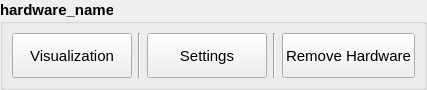
Qt form modules/hardwaremp/hardwaremp_inputclasses/ui/hardware_tab.ui (tud-hri/joan) before a commit.
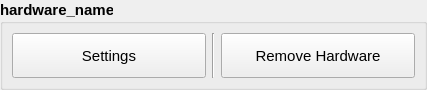
The same form after that commit.

Commit message: deleted redundant classes and updated hardware input tab ui file

Diff of the .ui file:
```diff
--- a/modules/hardwaremp/hardwaremp_inputclasses/ui/hardware_tab.ui
+++ b/modules/hardwaremp/hardwaremp_inputclasses/ui/hardware_tab.ui
@@ -44,40 +44,33 @@
       <string>hardware_name</string>
      </property>
      <layout class="QGridLayout" name="gridLayout_2">
-      <item row="0" column="4" rowspan="2">
-       <widget class="QPushButton" name="btn_remove_hardware">
-        <property name="sizePolicy">
-         <sizepolicy hsizetype="Minimum" vsizetype="Preferred">
-          <horstretch>0</horstretch>
-          <verstretch>0</verstretch>
-         </sizepolicy>
-        </property>
-        <property name="font">
-         <font>
-          <weight>50</weight>
-          <bold>false</bold>
-         </font>
-        </property>
-        <property name="text">
-         <string>Remove Hardware</string>
-        </property>
-       </widget>
-      </item>
-      <item row="0" column="3" rowspan="2">
-       <widget class="Line" name="line_3">
-        <property name="orientation">
-         <enum>Qt::Vertical</enum>
-        </property>
-       </widget>
-      </item>
       <item row="0" column="1" rowspan="2">
-       <widget class="Line" name="line_2">
+       <widget class="Line" name="line_3">
         <property name="orientation">
          <enum>Qt::Vertical</enum>
         </property>
        </widget>
       </item>
       <item row="0" column="2" rowspan="2">
+       <widget class="QPushButton" name="btn_remove_hardware">
+        <property name="sizePolicy">
+         <sizepolicy hsizetype="Minimum" vsizetype="Preferred">
+          <horstretch>0</horstretch>
+          <verstretch>0</verstretch>
+         </sizepolicy>
+        </property>
+        <property name="font">
+         <font>
+          <weight>50</weight>
+          <bold>false</bold>
+         </font>
+        </property>
+        <property name="text">
+         <string>Remove Hardware</string>
+        </property>
+       </widget>
+      </item>
+      <item row="0" column="0" rowspan="2">
        <widget class="QPushButton" name="btn_settings">
         <property name="sizePolicy">
          <sizepolicy hsizetype="Minimum" vsizetype="Preferred">
@@ -96,25 +89,6 @@
         </property>
        </widget>
       </item>
-      <item row="0" column="0" rowspan="2">
-       <widget class="QPushButton" name="btn_visualization">
-        <property name="sizePolicy">
-         <sizepolicy hsizetype="Minimum" vsizetype="Preferred">
-          <horstretch>0</horstretch>
-          <verstretch>0</verstretch>
-         </sizepolicy>
-        </property>
-        <property name="font">
-         <font>
-          <weight>50</weight>
-          <bold>false</bold>
-         </font>
-        </property>
-        <property name="text">
-         <string>Visualization</string>
-        </property>
-       </widget>
-      </item>
      </layout>
     </widget>
    </item>
```
The commit also changes 4 other files.
